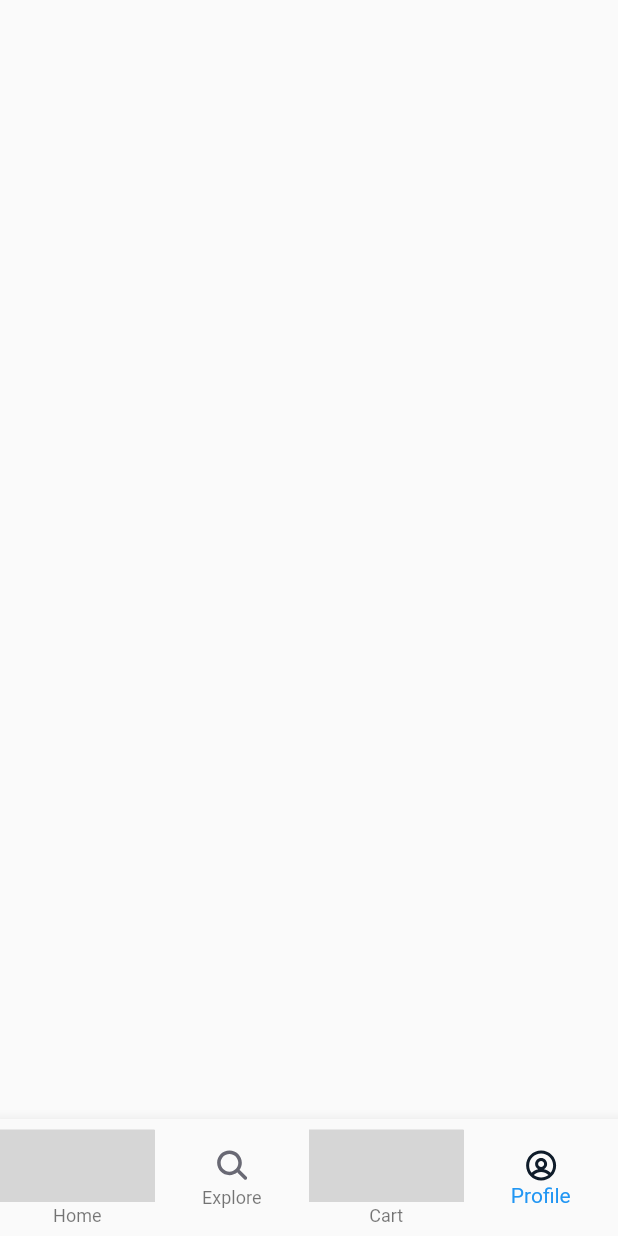
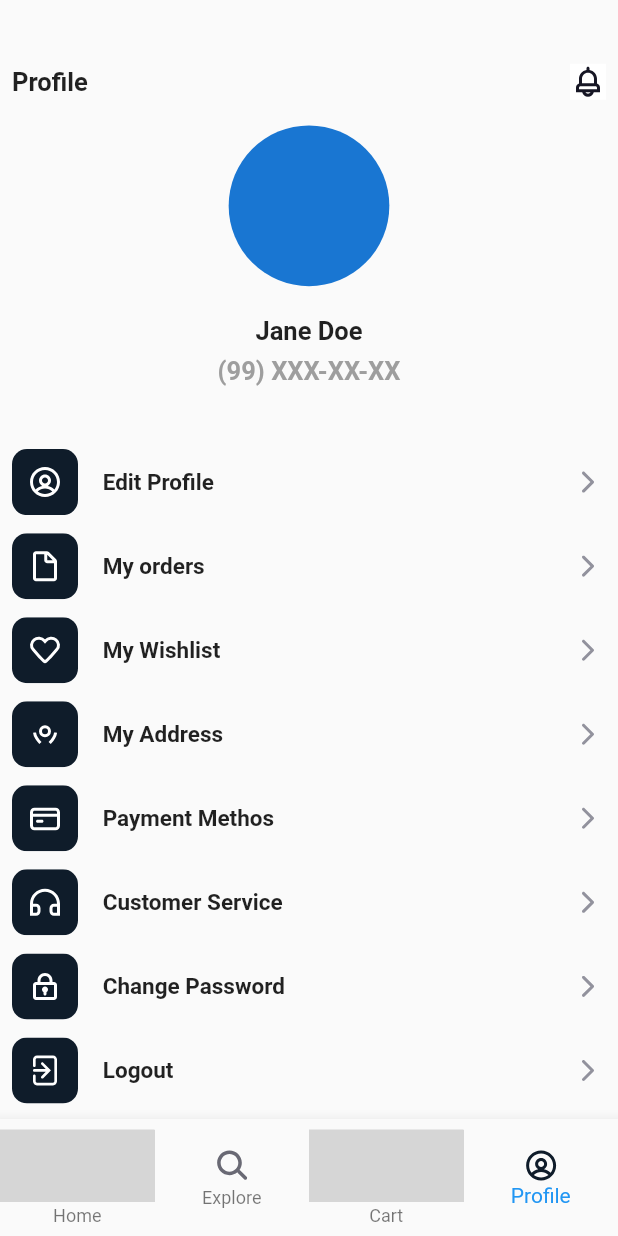
Before and after one commit to Dilmurod0930/Organico_Exem, a Flutter app: the MainNavigatorPage screen opened by its route, item 4 of the bottom bar chosen, on a phone screen of 412 x 824 dp. Run offline on Flutter 3.47's test engine with Material 2 defaults, Android fonts, the phone set to English and light mode, and no system bars; our stand-ins replace bloc, connectivity_plus, flutter_bloc, flutter_screenutil, flutter_svg, hive_flutter; accounts and stored records are empty; grey boxes are pictures that could not be loaded.

Commit message:
profil page add

```diff
--- a/lib/Screen/Home/main_navigator_page.dart
+++ b/lib/Screen/Home/main_navigator_page.dart
@@ -6,6 +6,7 @@ import 'package:organico_exem_/Screen/Home/Bloc/state/main_state.dart';
 import 'package:organico_exem_/Screen/Home/cart/cart_main_page.dart';
 import 'package:organico_exem_/Screen/Home/explore/search_main_page.dart';
 import 'package:organico_exem_/Screen/Home/home/home_main_page.dart';
+import 'package:organico_exem_/Screen/Home/profil/profil_main_page.dart';
 import 'package:organico_exem_/core/base/base_view.dart';
 import 'package:organico_exem_/core/constants/const.dart';
 
@@ -21,7 +22,7 @@ class _MainNavigatorPageState extends State<MainNavigatorPage> {
     HomeMainPage(),
     ExploreMainPage(),
     CartHomePage(),
-    Container()
+    MainProfilePage()
   ];
   @override
   Widget build(BuildContext context) {
--- a/lib/Screen/Home/profil/profil_main_page.dart
+++ b/lib/Screen/Home/profil/profil_main_page.dart
@@ -0,0 +1,99 @@
+import 'package:flutter/material.dart';
+import 'package:flutter_svg/svg.dart';
+import 'package:organico_exem_/core/constants/const.dart';
+
+class MainProfilePage extends StatefulWidget {
+  const MainProfilePage({Key? key}) : super(key: key);
+
+  @override
+  State<MainProfilePage> createState() => _MainProfilePageState();
+}
+
+class _MainProfilePageState extends State<MainProfilePage> {
+  @override
+  Widget build(BuildContext context) {
+    return Scaffold(
+      body: Padding(
+        padding: const EdgeInsets.all(8.0),
+        child: SingleChildScrollView(
+          child: SizedBox(
+            child: Column(
+              children: [
+                SizedBox(height: MediaQuery.of(context).size.height * 0.024),
+                SizedBox(
+                  height: MediaQuery.of(context).size.height * 0.065,
+                  child: Row(
+                      mainAxisAlignment: MainAxisAlignment.spaceBetween,
+                      children: [
+                        const Text("Profile",
+                            style: TextStyle(
+                                fontSize: FontConst.kMediumFont + 2,
+                                fontWeight: FontWeight.w700)),
+                        InkWell(
+                            child: SvgPicture.asset(
+                                "assets/icons/notification.svg"),
+                            onTap: () {
+                              Navigator.pushNamed(
+                                  context, '/'); //! Hali tugamadi  bu page
+                            })
+                      ]),
+                ),
+                SizedBox(height: MediaQuery.of(context).size.height * 0.0028),
+                CircleAvatar(
+                  radius: MediaQuery.of(context).size.height * 0.065,
+                ),
+                SizedBox(
+                  height: MediaQuery.of(context).size.height * 0.024,
+                ),
+                const Text("Jane Doe",
+                    style: TextStyle(
+                        fontSize: FontConst.kMediumFont + 2,
+                        fontWeight: FontWeight.w700)),
+                SizedBox(
+                  height: MediaQuery.of(context).size.height * 0.008,
+                ),
+                Text("(99) XXX-XX-XX",
+                    style: TextStyle(
+                        fontSize: FontConst.kMediumFont + 2,
+                        fontWeight: FontWeight.w700,
+                        color: ColorConst.greyConst)),
+                SizedBox(height: MediaQuery.of(context).size.height * 0.044),
+                bolmlar("edit_profile", "Edit Profile", "edit_profile"),
+                bolmlar("my_orders", "My orders", "my_order"),
+                bolmlar("my_wishlist", "My Wishlist", "wishlist"),
+                bolmlar("address", "My Address", "adres"),
+                bolmlar("payment", "Payment Methos", ""),
+                bolmlar("customer_service", "Customer Service", "servis"),
+                bolmlar("change_password", "Change Password", "chang_password"),
+                bolmlar("logout", "Logout", "logout"),
+              ],
+            ),
+          ),
+        ),
+      ),
+    );
+  }
+
+  InkWell bolmlar(icon, text, routeName) {
+    return InkWell(
+      child: SizedBox(
+        height: MediaQuery.of(context).size.height * 0.068,
+        child: Row(
+          children: [
+            SvgPicture.asset("assets/icons/$icon.svg"),
+            SizedBox(width: MediaQuery.of(context).size.height * 0.020),
+            Text(text,
+                style: const TextStyle(
+                    fontSize: FontConst.kMediumFont,
+                    fontWeight: FontWeight.w600)),
+            const Expanded(child: SizedBox()),
+            SvgPicture.asset("assets/icons/right.svg"),
+          ],
+        ),
+      ),
+      onTap: () {
+        // NavigationService.instance.pushNamed(routeName);
+      },
+    );
+  }
+}
--- /dev/null
+++ b/lib/data/profil_daata/profil_data.dart
@@ -0,0 +1,3 @@
+class ProfilData{
+  static List  profilName = [];
+}
--- a/lib/router/routes.dart
+++ b/lib/router/routes.dart
@@ -12,6 +12,7 @@ import 'package:organico_exem_/Screen/Home/home/view/categorya/meats_home_catego
 import 'package:organico_exem_/Screen/Home/home/view/categorya/vegerabls_home_category_page.dart';
 import 'package:organico_exem_/Screen/Home/home/view/cupon_home_view_page.dart';
 import 'package:organico_exem_/Screen/Home/main_navigator_page.dart';
+import 'package:organico_exem_/Screen/Home/profil/profil_main_page.dart';
 
 class MyRoutes {
   static final MyRoutes _instanse = MyRoutes.init();
@@ -48,8 +49,10 @@ class MyRoutes {
         return MaterialPageRoute(builder: (context) => CartMyBagPage());
       case "/cart":
         return MaterialPageRoute(builder: (context) => CartHomePage());
-        case "/my_order":
+      case "/my_order":
         return MaterialPageRoute(builder: (context) => CartHomePage());
+         case "/profil":
+        return MaterialPageRoute(builder: (context) => MainProfilePage());
     }
   }
 }
```
Also changed, not shown: lib/Screen/Home/profil/pages/edit_profil_page.dart (added).
